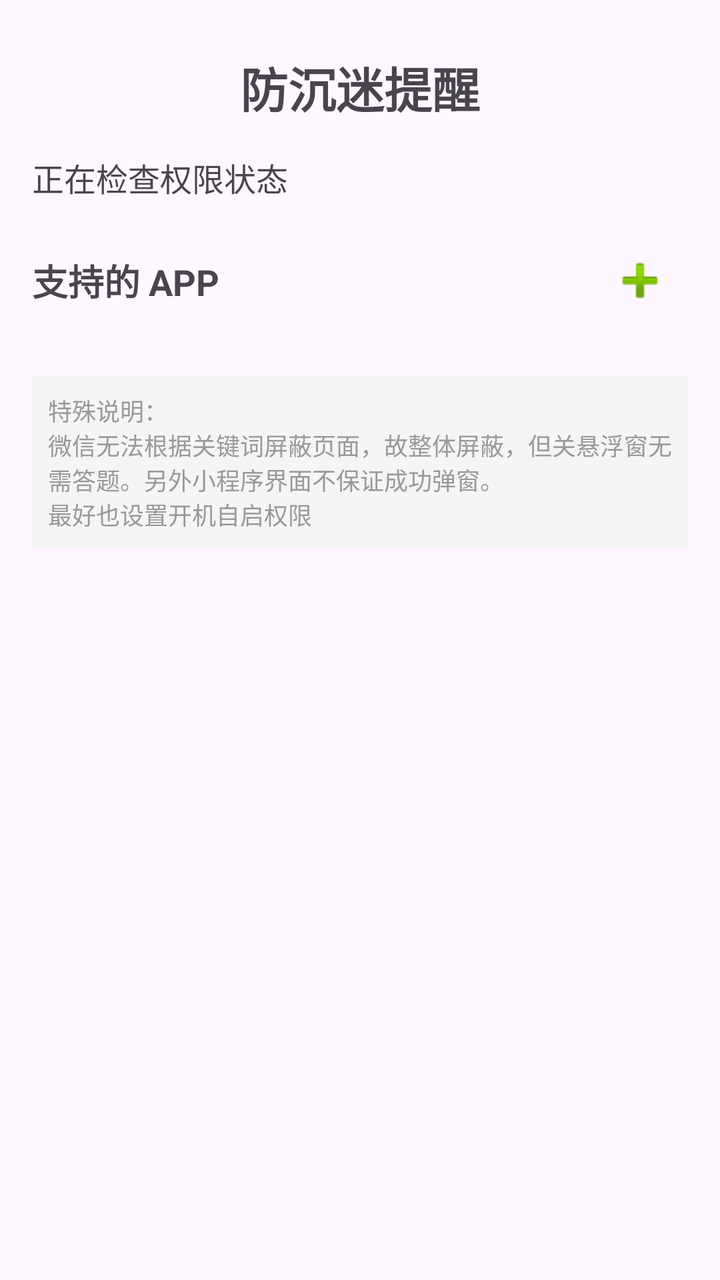
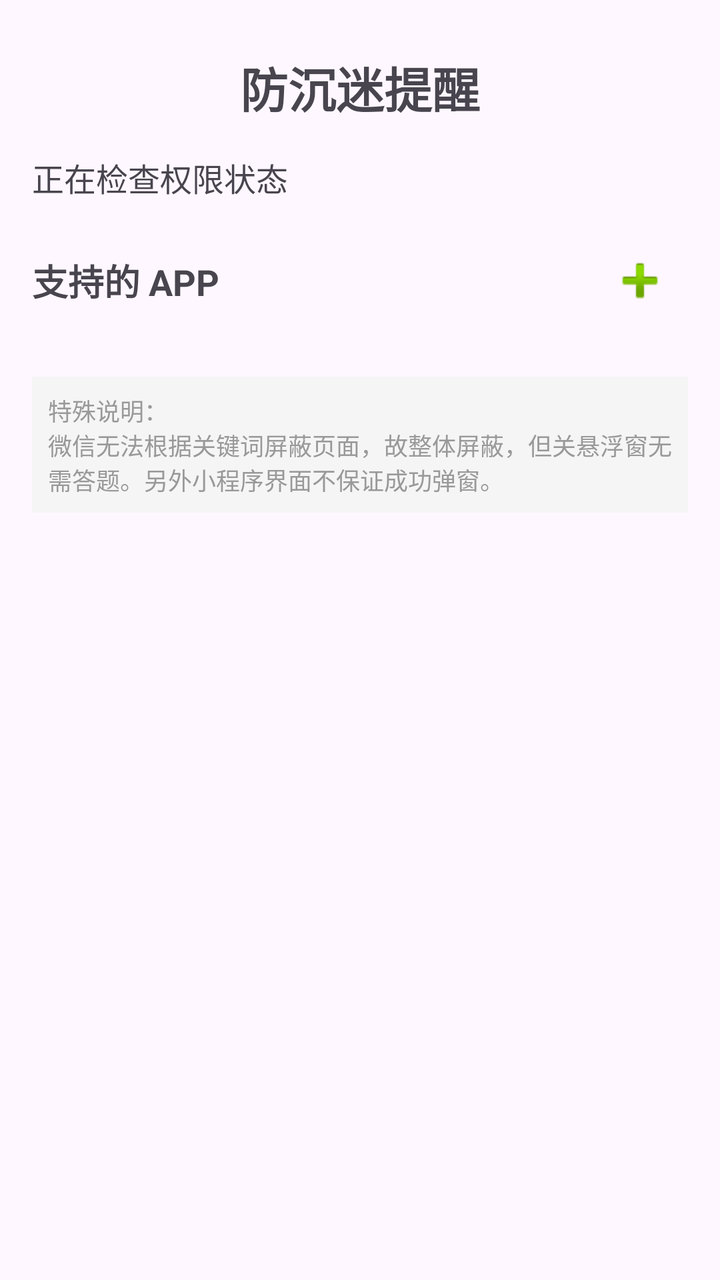

An Android layout rendered at two revisions. The XML below is the earlier revision; the diff shows what the commit changed to produce the second picture.
<!-- AndroidManifest.xml: application theme Theme.Basic -->
<!-- res/layout/fragment_home.xml -->
<?xml version="1.0" encoding="utf-8"?>
<ScrollView xmlns:android="http://schemas.android.com/apk/res/android"
    xmlns:app="http://schemas.android.com/apk/res-auto"
    android:layout_width="match_parent"
    android:layout_height="match_parent"
    android:fillViewport="true">

    <androidx.constraintlayout.widget.ConstraintLayout
        android:layout_width="match_parent"
        android:layout_height="wrap_content"
        android:paddingStart="16dp"
        android:paddingEnd="16dp"
        android:paddingTop="16dp"
        android:paddingBottom="16dp">

        <TextView
            android:id="@+id/tv_title"
            android:layout_width="wrap_content"
            android:layout_height="wrap_content"
            android:text="防沉迷提醒"
            android:layout_marginTop="10dp"
            android:layout_marginBottom="16dp"
            android:textSize="24sp"
            android:textStyle="bold"
            app:layout_constraintBottom_toTopOf="@+id/tv_description"
            app:layout_constraintEnd_toEndOf="parent"
            app:layout_constraintStart_toStartOf="parent"
            app:layout_constraintTop_toTopOf="parent"
            app:layout_constraintVertical_chainStyle="packed" />

        <TextView
            android:id="@+id/tv_description"
            android:layout_width="0dp"
            android:layout_height="wrap_content"
            android:layout_marginTop="16dp"
            android:text="正在检查权限状态"
            android:textAlignment="viewStart"
            android:textSize="16sp"
            app:layout_constraintBottom_toTopOf="@+id/tv_apps_subtitle"
            app:layout_constraintEnd_toEndOf="parent"
            app:layout_constraintStart_toStartOf="parent"
            app:layout_constraintTop_toBottomOf="@+id/tv_title" />

        <LinearLayout
            android:id="@+id/ll_apps_header"
            android:layout_width="0dp"
            android:layout_height="wrap_content"
            android:layout_marginTop="16dp"
            android:orientation="horizontal"
            android:gravity="center_vertical"
            app:layout_constraintEnd_toEndOf="parent"
            app:layout_constraintStart_toStartOf="parent"
            app:layout_constraintTop_toBottomOf="@id/tv_description">

            <TextView
                android:id="@+id/tv_apps_subtitle"
                android:layout_width="0dp"
                android:layout_height="wrap_content"
                android:layout_weight="1"
                android:text="支持的 APP"
                android:textSize="18sp"
                android:textStyle="bold" />

            <ImageButton
                android:id="@+id/btn_add_app"
                android:layout_width="48dp"
                android:layout_height="48dp"
                android:background="?attr/selectableItemBackgroundBorderless"
                android:src="@android:drawable/ic_input_add"
                android:contentDescription="添加 APP"
                android:scaleType="centerInside" />

        </LinearLayout>

        <androidx.recyclerview.widget.RecyclerView
            android:id="@+id/rv_app_cards"
            android:layout_width="0dp"
            android:layout_height="wrap_content"
            android:layout_marginTop="8dp"
            android:layout_marginBottom="8dp"
            android:nestedScrollingEnabled="false"
            app:layout_constraintEnd_toEndOf="parent"
            app:layout_constraintStart_toStartOf="parent"
            app:layout_constraintTop_toBottomOf="@+id/ll_apps_header"
            app:layout_constraintBottom_toTopOf="@+id/tv_remark" />

        <TextView
            android:id="@+id/tv_remark"
            android:layout_width="0dp"
            android:layout_height="wrap_content"
            android:layout_marginTop="16dp"
            android:text="特殊说明：\n微信无法根据关键词屏蔽页面，故整体屏蔽，但关悬浮窗无需答题。另外小程序界面不保证成功弹窗。\n最好也设置开机自启权限"
            android:textSize="12sp"
            android:textColor="#999999"
            android:gravity="left"
            android:padding="8dp"
            android:background="#F5F5F5"
            app:layout_constraintEnd_toEndOf="parent"
            app:layout_constraintStart_toStartOf="parent"
            app:layout_constraintTop_toBottomOf="@+id/rv_app_cards" />

    </androidx.constraintlayout.widget.ConstraintLayout>

</ScrollView>
<!-- resources referenced by this layout -->
<resources>
  <style name="Theme.Basic" parent="Base.Theme.Basic" />
  <style name="Base.Theme.Basic" parent="Theme.Material3.DayNight.NoActionBar">
          
          
      </style>
</resources>

<!-- the commit's change to res/layout/fragment_home.xml (unified diff, before → after) -->
@@ -89,7 +89,7 @@
             android:layout_width="0dp"
             android:layout_height="wrap_content"
             android:layout_marginTop="16dp"
-            android:text="特殊说明：\n微信无法根据关键词屏蔽页面，故整体屏蔽，但关悬浮窗无需答题。另外小程序界面不保证成功弹窗。\n最好也设置开机自启权限"
+            android:text="特殊说明：\n微信无法根据关键词屏蔽页面，故整体屏蔽，但关悬浮窗无需答题。另外小程序界面不保证成功弹窗。"
             android:textSize="12sp"
             android:textColor="#999999"
             android:gravity="left"
